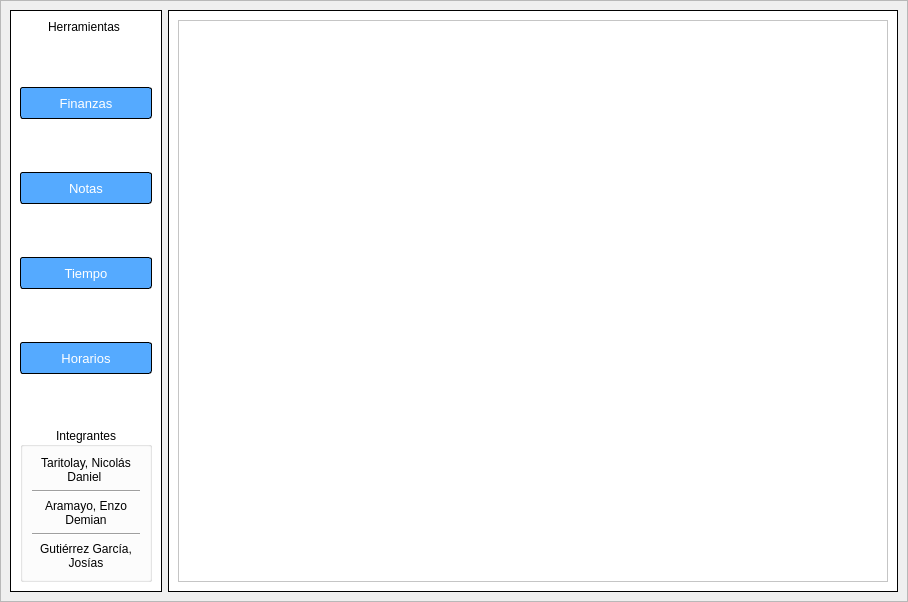
This is resources/templates/main.ui in Danico19827/SLI_Trabajo_Final as Qt 5 draws it before an edit. The edited form follows.
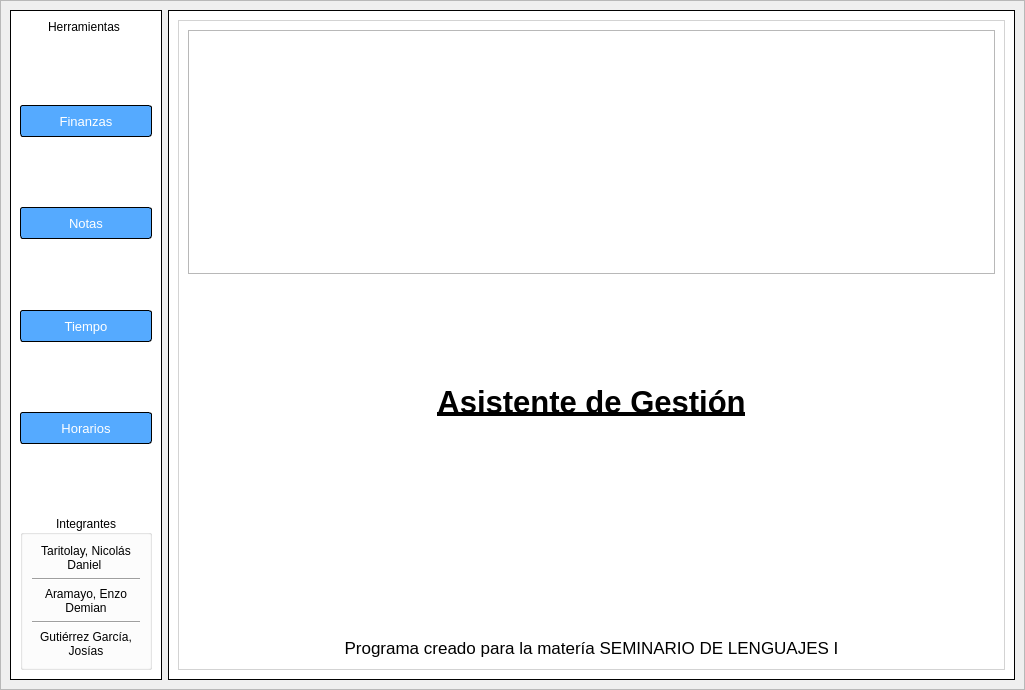
This is the edited form. Icons and pictures are not drawn.

```diff
--- a/resources/templates/main.ui
+++ b/resources/templates/main.ui
@@ -6,8 +6,8 @@
    <rect>
     <x>0</x>
     <y>0</y>
-    <width>908</width>
-    <height>602</height>
+    <width>1025</width>
+    <height>690</height>
    </rect>
   </property>
   <property name="windowTitle">
@@ -32,6 +32,12 @@
     </property>
     <item row="0" column="0">
      <widget class="QFrame" name="contenedorPrincipal">
+      <property name="minimumSize">
+       <size>
+        <width>1025</width>
+        <height>690</height>
+       </size>
+      </property>
       <property name="whatsThis">
        <string>&lt;html&gt;&lt;head/&gt;&lt;body&gt;&lt;p&gt;&lt;br/&gt;&lt;/p&gt;&lt;/body&gt;&lt;/html&gt;</string>
       </property>
@@ -275,7 +281,10 @@
           <item row="1" column="0">
            <widget class="QFrame" name="frame">
             <property name="styleSheet">
-             <string notr="true">background-color: rgb(255, 255, 255);</string>
+             <string notr="true">#frame{
+	background-color: rgb(255, 255, 255);
+	border: 1px solid lightgray;
+}</string>
             </property>
             <property name="frameShape">
              <enum>QFrame::StyledPanel</enum>
@@ -283,6 +292,77 @@
             <property name="frameShadow">
              <enum>QFrame::Raised</enum>
             </property>
+            <layout class="QVBoxLayout" name="verticalLayout_2">
+             <item>
+              <widget class="QFrame" name="frame_2">
+               <property name="autoFillBackground">
+                <bool>false</bool>
+               </property>
+               <property name="styleSheet">
+                <string notr="true">background-image: url(imagenes/logoFacultad.png);
+background-repeat: no-repeat;
+background-position: center;</string>
+               </property>
+               <property name="frameShape">
+                <enum>QFrame::StyledPanel</enum>
+               </property>
+               <property name="frameShadow">
+                <enum>QFrame::Raised</enum>
+               </property>
+              </widget>
+             </item>
+             <item>
+              <widget class="QLabel" name="label_6">
+               <property name="font">
+                <font>
+                 <pointsize>23</pointsize>
+                 <bold>true</bold>
+                 <underline>true</underline>
+                </font>
+               </property>
+               <property name="styleSheet">
+                <string notr="true"/>
+               </property>
+               <property name="text">
+                <string>Asistente de Gestión</string>
+               </property>
+               <property name="alignment">
+                <set>Qt::AlignCenter</set>
+               </property>
+              </widget>
+             </item>
+             <item>
+              <widget class="QLabel" name="label_5">
+               <property name="styleSheet">
+                <string notr="true">max-height: 100px;</string>
+               </property>
+               <property name="text">
+                <string/>
+               </property>
+              </widget>
+             </item>
+             <item>
+              <widget class="QLabel" name="label_4">
+               <property name="font">
+                <font>
+                 <pointsize>13</pointsize>
+                </font>
+               </property>
+               <property name="styleSheet">
+                <string notr="true">max-height: 25px;</string>
+               </property>
+               <property name="text">
+                <string>Programa creado para la matería SEMINARIO DE LENGUAJES I</string>
+               </property>
+               <property name="textFormat">
+                <enum>Qt::AutoText</enum>
+               </property>
+               <property name="alignment">
+                <set>Qt::AlignCenter</set>
+               </property>
+              </widget>
+             </item>
+            </layout>
            </widget>
           </item>
          </layout>
```
